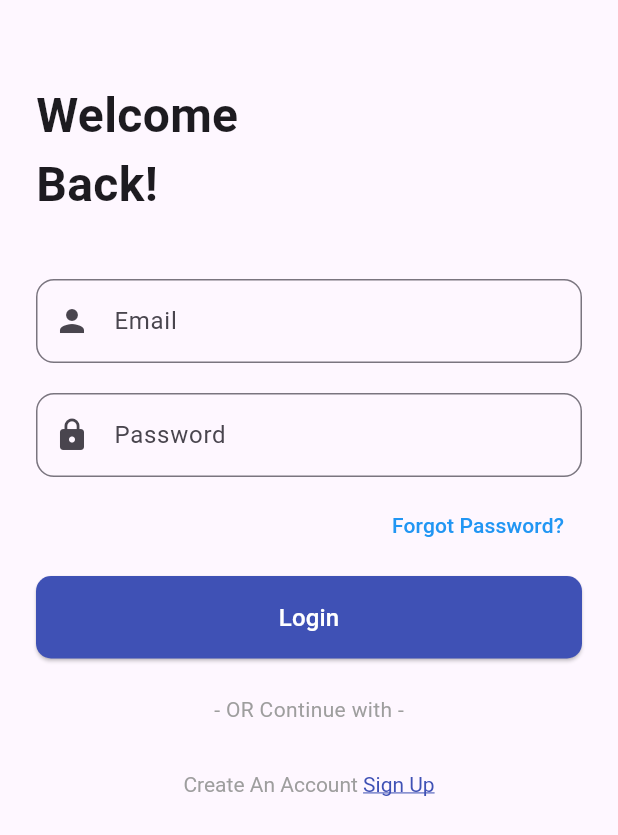
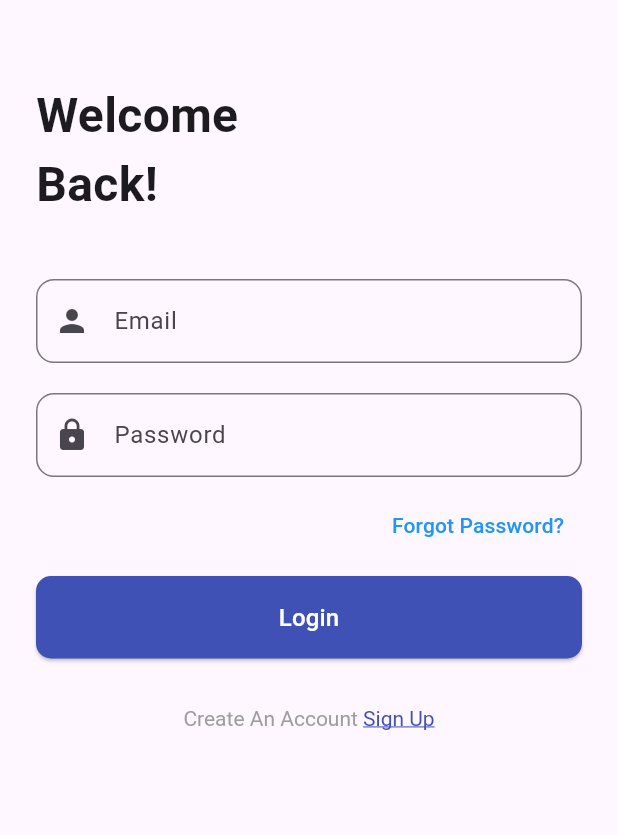
Before and after one commit to AnandaFajar26/fiisaliamart, a Flutter app: the LoginScreen screen opened directly, on a phone screen of 412 x 824 dp. Shown: the top 835 px of the screen. Run offline on Flutter 3.47's test engine with Material 3 defaults, Android fonts, the phone set to English and light mode, and no system bars; our stand-ins replace get, image_picker, supabase_flutter; accounts and stored records are empty.

Commit message:
hapus sedikit tampilan yang menggangu

```diff
--- a/lib/halamanlogin/user_login.dart
+++ b/lib/halamanlogin/user_login.dart
@@ -139,13 +139,6 @@ class _LoginScreenState extends State<LoginScreen> {
                             ),
                   ),
                 ),
-                const SizedBox(height: 24),
-                const Center(
-                  child: Text(
-                    "- OR Continue with -",
-                    style: TextStyle(color: Colors.grey),
-                  ),
-                ),
                 const SizedBox(height: 32),
                 Center(
                   child: GestureDetector(
```
